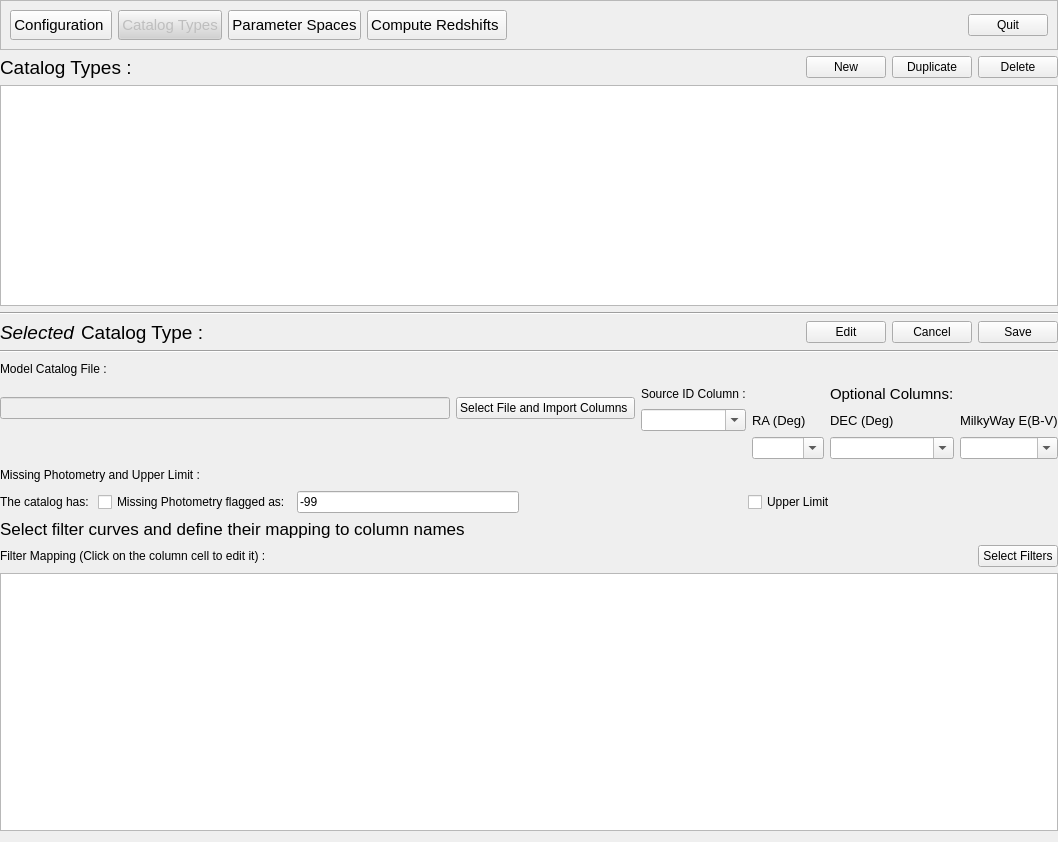
This is PhzQtUI/auxdir/PhzQtUI/FormSurveyMapping.ui in astrorama/Phosphoros as Qt 5 draws it before an edit. The edited form follows.
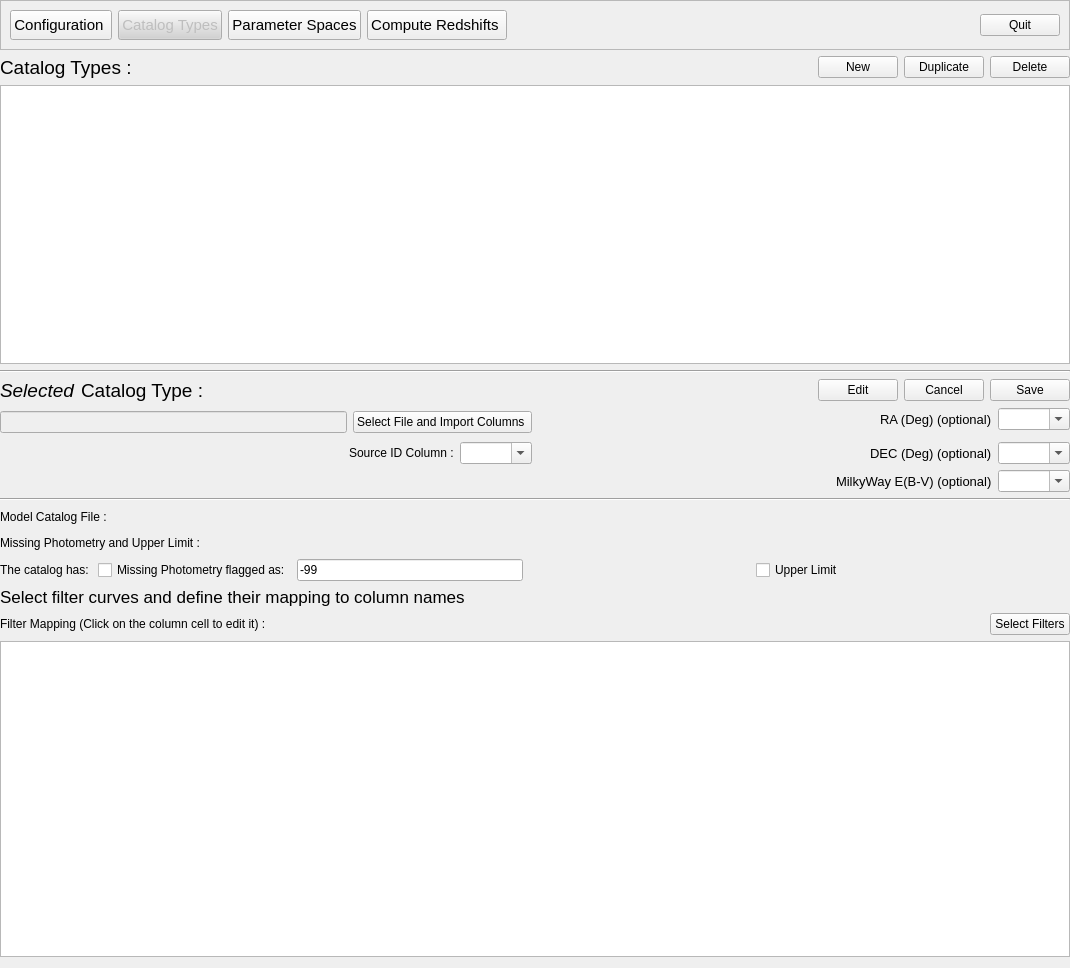
This is the edited form.

Commit message: Update layout to prevent oversized GUI window

The edit to the form file:
```diff
--- a/PhzQtUI/auxdir/PhzQtUI/FormSurveyMapping.ui
+++ b/PhzQtUI/auxdir/PhzQtUI/FormSurveyMapping.ui
@@ -6,8 +6,8 @@
    <rect>
     <x>0</x>
     <y>0</y>
-    <width>1058</width>
-    <height>842</height>
+    <width>1070</width>
+    <height>968</height>
    </rect>
   </property>
   <property name="windowTitle">
@@ -301,37 +301,6 @@
      </item>
     </layout>
    </item>
-   <item>
-    <widget class="Line" name="line">
-     <property name="orientation">
-      <enum>Qt::Horizontal</enum>
-     </property>
-    </widget>
-   </item>
-   <item>
-    <layout class="QHBoxLayout" name="horizontalLayout_4">
-     <item>
-      <widget class="QLabel" name="label">
-       <property name="text">
-        <string>Model Catalog File : </string>
-       </property>
-      </widget>
-     </item>
-     <item>
-      <spacer name="horizontalSpacer">
-       <property name="orientation">
-        <enum>Qt::Horizontal</enum>
-       </property>
-       <property name="sizeHint" stdset="0">
-        <size>
-         <width>40</width>
-         <height>20</height>
-        </size>
-       </property>
-      </spacer>
-     </item>
-    </layout>
-   </item>
    <item>
     <layout class="QGridLayout" name="gridLayout">
      <item row="0" column="0" rowspan="2">
@@ -356,13 +325,21 @@
       </layout>
      </item>
      <item row="0" column="1">
-      <widget class="QLabel" name="label_18">
-       <property name="text">
-        <string>Source ID Column :</string>
-       </property>
-      </widget>
-     </item>
-     <item row="1" column="2">
+      <layout class="QHBoxLayout" name="horizontalLayout_9">
+       <item>
+        <spacer name="horizontalSpacer_6">
+         <property name="orientation">
+          <enum>Qt::Horizontal</enum>
+         </property>
+         <property name="sizeHint" stdset="0">
+          <size>
+           <width>40</width>
+           <height>20</height>
+          </size>
+         </property>
+        </spacer>
+       </item>
+       <item>
       <widget class="QLabel" name="label_20">
        <property name="font">
         <font>
@@ -370,73 +347,152 @@
         </font>
        </property>
        <property name="text">
-        <string>RA (Deg)</string>
+          <string>RA (Deg) (optional)</string>
        </property>
       </widget>
      </item>
-     <item row="1" column="3">
-      <widget class="QLabel" name="label_21">
-       <property name="font">
-        <font>
-         <pointsize>10</pointsize>
-        </font>
-       </property>
-       <property name="text">
-        <string>DEC (Deg)</string>
-       </property>
-      </widget>
-     </item>
-     <item row="1" column="4">
-      <widget class="QLabel" name="label_22">
-       <property name="font">
-        <font>
-         <pointsize>10</pointsize>
-        </font>
-       </property>
-       <property name="text">
-        <string>MilkyWay E(B-V)</string>
-       </property>
-      </widget>
-     </item>
-     <item row="2" column="2">
+       <item>
       <widget class="QComboBox" name="cb_Ra">
        <property name="editable">
         <bool>true</bool>
        </property>
       </widget>
      </item>
-     <item row="2" column="3">
+      </layout>
+     </item>
+     <item row="2" column="1">
+      <layout class="QHBoxLayout" name="horizontalLayout_10">
+       <item>
+        <spacer name="horizontalSpacer_8">
+         <property name="orientation">
+          <enum>Qt::Horizontal</enum>
+         </property>
+         <property name="sizeHint" stdset="0">
+          <size>
+           <width>40</width>
+           <height>20</height>
+          </size>
+         </property>
+        </spacer>
+       </item>
+       <item>
+        <widget class="QLabel" name="label_21">
+         <property name="font">
+          <font>
+           <pointsize>10</pointsize>
+          </font>
+         </property>
+         <property name="text">
+          <string>DEC (Deg) (optional)</string>
+         </property>
+        </widget>
+       </item>
+       <item>
       <widget class="QComboBox" name="cb_Dec">
        <property name="editable">
         <bool>true</bool>
        </property>
       </widget>
      </item>
-     <item row="2" column="4">
-      <widget class="QComboBox" name="cb_GalEbv">
-       <property name="editable">
-        <bool>true</bool>
+      </layout>
+     </item>
+     <item row="2" column="0">
+      <layout class="QHBoxLayout" name="horizontalLayout_6">
+       <item>
+        <spacer name="horizontalSpacer_5">
+         <property name="orientation">
+          <enum>Qt::Horizontal</enum>
+         </property>
+         <property name="sizeHint" stdset="0">
+          <size>
+           <width>40</width>
+           <height>20</height>
+          </size>
+         </property>
+        </spacer>
+       </item>
+       <item>
+        <widget class="QLabel" name="label_18">
+         <property name="text">
+          <string>Source ID Column :</string>
        </property>
       </widget>
      </item>
-     <item row="1" column="1">
+       <item>
       <widget class="QComboBox" name="cb_SourceId">
        <property name="editable">
         <bool>true</bool>
        </property>
       </widget>
      </item>
-     <item row="0" column="3">
-      <widget class="QLabel" name="label_19">
+      </layout>
+     </item>
+     <item row="3" column="1">
+      <layout class="QHBoxLayout" name="horizontalLayout_13">
+       <item>
+        <spacer name="horizontalSpacer_9">
+         <property name="orientation">
+          <enum>Qt::Horizontal</enum>
+         </property>
+         <property name="sizeHint" stdset="0">
+          <size>
+           <width>40</width>
+           <height>20</height>
+          </size>
+         </property>
+        </spacer>
+       </item>
+       <item>
+        <widget class="QLabel" name="label_22">
        <property name="font">
         <font>
-         <pointsize>11</pointsize>
+           <pointsize>10</pointsize>
         </font>
        </property>
        <property name="text">
-        <string>Optional Columns:</string>
-       </property>
-      </widget>
+          <string>MilkyWay E(B-V) (optional)</string>
+         </property>
+        </widget>
+       </item>
+       <item>
+        <widget class="QComboBox" name="cb_GalEbv">
+         <property name="editable">
+          <bool>true</bool>
+         </property>
+        </widget>
+       </item>
+      </layout>
+     </item>
+    </layout>
+   </item>
+   <item>
+    <widget class="Line" name="line">
+     <property name="orientation">
+      <enum>Qt::Horizontal</enum>
+     </property>
+    </widget>
+   </item>
+   <item>
+    <layout class="QHBoxLayout" name="horizontalLayout_4">
+     <item>
+      <widget class="QLabel" name="label">
+       <property name="text">
+        <string>Model Catalog File : </string>
+       </property>
+      </widget>
+     </item>
+     <item>
+      <spacer name="horizontalSpacer">
+       <property name="orientation">
+        <enum>Qt::Horizontal</enum>
+       </property>
+       <property name="sizeHint" stdset="0">
+        <size>
+         <width>40</width>
+         <height>20</height>
+        </size>
+       </property>
+      </spacer>
      </item>
     </layout>
    </item>
```
Lines whose indentation alone changed are shown as unchanged.
